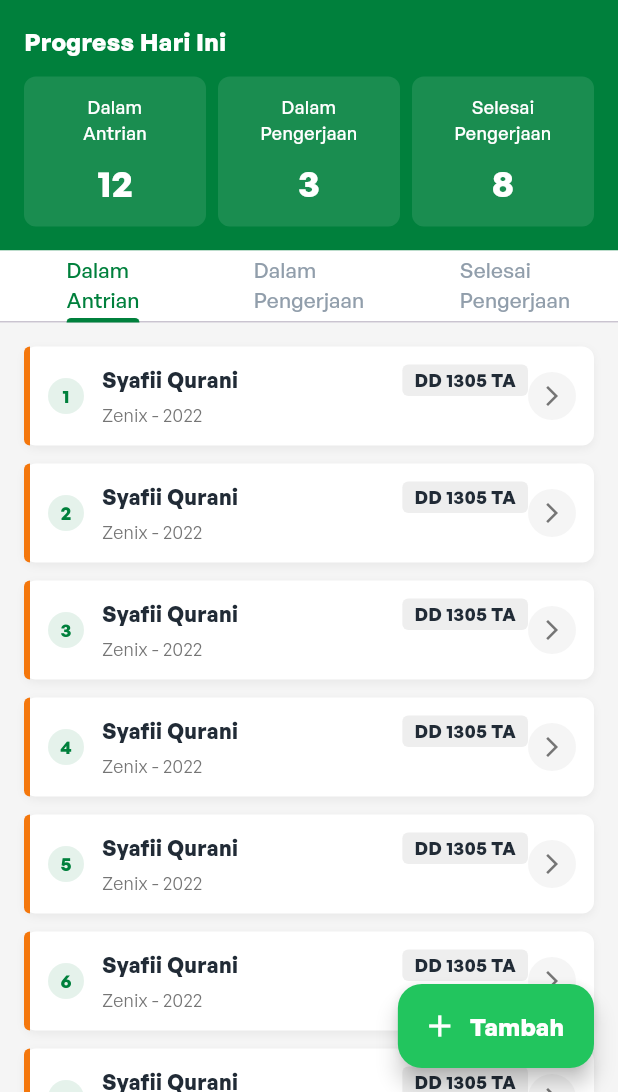
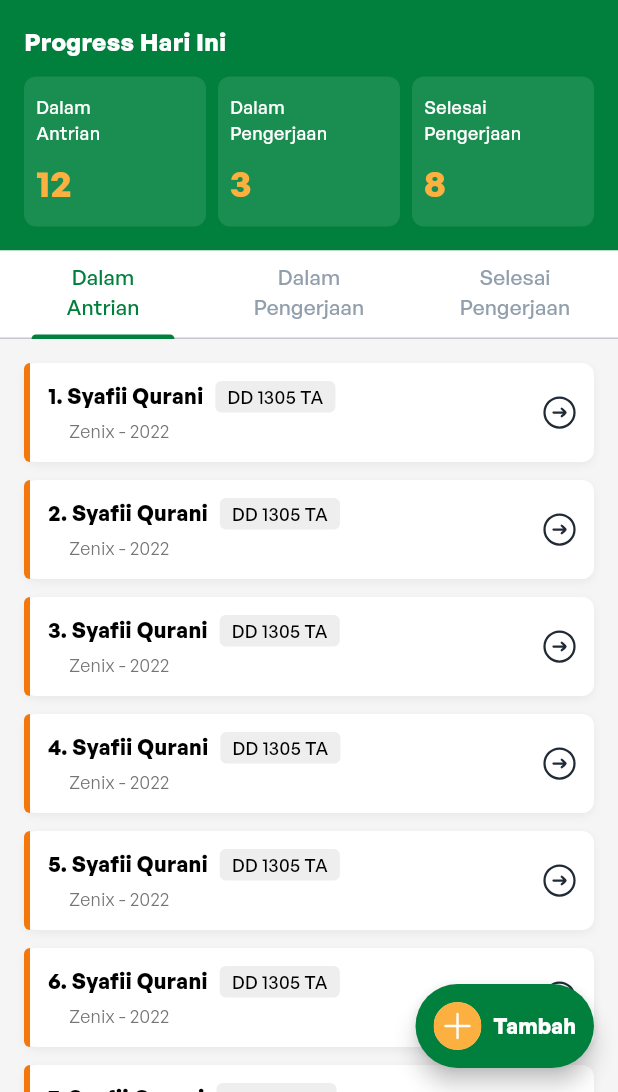
Before and after one commit to Kalla-Urip/kalla_u_pro_bengkel, a Flutter app: the MainScreen screen opened by its route, on a phone screen of 412 x 824 dp, the part 144-1236 px from its top. Run offline on Flutter 3.47's test engine with Material 3 defaults, Android fonts, the phone set to English and light mode, and no system bars; our stand-ins replace flutter_svg, get_it, go_router, shared_preferences; accounts and stored records are empty.

Commit message:
Slicing Login & MainScreen

```diff
--- a/lib/common/app_colors.dart
+++ b/lib/common/app_colors.dart
@@ -10,7 +10,7 @@ class AppColors {
 
   // Background and text colors
   static const Color background = Colors.white;
-  static const Color textPrimary = Color(0xFF212B36);
+  static const Color textPrimary = Color(0xFF000000);
   static const Color textSecondary = Color(0xFF637381);
   static const Color textGrey = Color(0xFF919EAB);
 
--- a/lib/common/app_text_styles.dart
+++ b/lib/common/app_text_styles.dart
@@ -19,6 +19,11 @@ class AppTextStyles {
     fontSize: 18,
     fontWeight: FontWeight.bold,
     color: AppColors.textPrimary,
+  );
+  static const TextStyle subtitle3 = TextStyle(
+    fontSize: 14,
+    fontWeight: FontWeight.w600,
+    color: Colors.white,
   );
 
   static const TextStyle body1 = TextStyle(
--- a/lib/features/home/presentation/pages/main_screen.dart
+++ b/lib/features/home/presentation/pages/main_screen.dart
@@ -5,6 +5,7 @@ import 'package:kalla_u_pro_bengkel/common/app_colors.dart';
 import 'package:kalla_u_pro_bengkel/common/app_routes.dart';
 import 'package:kalla_u_pro_bengkel/features/home/presentation/widgets/car_item_widget.dart';
 import 'package:kalla_u_pro_bengkel/features/home/presentation/widgets/progress_card_widget.dart';
+import 'package:kalla_u_pro_bengkel/util/utils.dart';
 
 
 class MainScreen extends StatefulWidget {
@@ -131,14 +132,16 @@ class _MainScreenState extends State<MainScreen> with SingleTickerProviderStateM
           Container(
             color: Colors.white,
             child: TabBar(
+              indicatorWeight: 3,
+              labelPadding: const EdgeInsets.symmetric(vertical: 8,horizontal: 21),
               controller: _tabController,
               indicatorColor: AppColors.primary,
               labelColor: AppColors.primary,
               unselectedLabelColor: AppColors.textGrey,
               tabs: const [
-                Tab(text: 'Dalam\nAntrian'),
-                Tab(text: 'Dalam\nPengerjaan'),
-                Tab(text: 'Selesai\nPengerjaan'),
+                Center(child: Text('Dalam\nAntrian', textAlign: TextAlign.center)),
+                Center(child: Text('Dalam\nPengerjaan', textAlign: TextAlign.center)),
+                Center(child: Text('Selesai\nPengerjaan', textAlign: TextAlign.center)),
               ],
             ),
           ),
@@ -188,21 +191,15 @@ class _MainScreenState extends State<MainScreen> with SingleTickerProviderStateM
           ),
         ],
       ),
-      floatingActionButton: FloatingActionButton.extended(
-        onPressed: _addNewVehicle,
-        backgroundColor: AppColors.success,
-        icon: const Icon(Icons.add, color: Colors.white),
-        label: const Text(
-          'Tambah',
-          style: TextStyle(color: Colors.white),
-        ),
-      ),
+      floatingActionButton: Utils.buildFloatingActionButton(onPressed: () async{
+
+      })
     );
   }
 
   Widget _buildVehicleListTab(List<Map<String, String>> vehicles) {
     return ListView.builder(
-      padding: const EdgeInsets.all(16),
+      padding: const EdgeInsets.fromLTRB(16, 16, 16, 80),
       itemCount: vehicles.length,
       itemBuilder: (context, index) {
         final vehicle = vehicles[index];
--- a/lib/features/home/presentation/widgets/car_item_widget.dart
+++ b/lib/features/home/presentation/widgets/car_item_widget.dart
@@ -1,4 +1,5 @@
 import 'package:flutter/material.dart';
+import 'package:flutter_svg/flutter_svg.dart';
 import 'package:kalla_u_pro_bengkel/common/app_colors.dart';
 
 class CarItemWidget extends StatelessWidget {
@@ -53,41 +54,37 @@ class CarItemWidget extends StatelessWidget {
                 padding: const EdgeInsets.all(12.0),
                 child: Row(
                   children: [
-                    // Index
-                    Container(
-                      width: 24,
-                      height: 24,
-                      alignment: Alignment.center,
-                      decoration: BoxDecoration(
-                        color: AppColors.primary.withOpacity(0.1),
-                        shape: BoxShape.circle,
-                      ),
-                      child: Text(
-                        index.toString(),
-                        style: TextStyle(
-                          color: AppColors.primary,
-                          fontWeight: FontWeight.bold,
-                          fontSize: 12,
-                        ),
-                      ),
-                    ),
-                    const SizedBox(width: 12),
                     // Car details
                     Expanded(
                       child: Column(
                         crossAxisAlignment: CrossAxisAlignment.start,
                         children: [
+                          // Baris pertama dengan nomor, nama, dan plat
                           Row(
                             children: [
+                              Text(
+                                "${index.toString()}. ",
+                                style: const TextStyle(
+                                  color: AppColors.textPrimary,
+                                  fontWeight: FontWeight.bold,
+                                  fontSize: 14,
+                                ),
+                              ),
                               Expanded(
-                                child: Text(
+                                child: Row(
+                                  mainAxisAlignment: MainAxisAlignment.spaceBetween,
+                                  crossAxisAlignment: CrossAxisAlignment.start,
+                                  children: [
+                                    Row(
+                                      children: [
+                                        Text(
                                           name,
                                           style: const TextStyle(
                                             fontWeight: FontWeight.bold,
                                             fontSize: 14,
                                           ),
                                         ),
-                              ),
+                                        const SizedBox(width: 8),
                                         Container(
                                           padding: const EdgeInsets.symmetric(
                                             horizontal: 8,
@@ -100,14 +97,31 @@ class CarItemWidget extends StatelessWidget {
                                           child: Text(
                                             plate,
                                             style: const TextStyle(
-                                    fontWeight: FontWeight.bold,
+                                              fontWeight: FontWeight.w500,
                                               fontSize: 12,
                                             ),
                                           ),
                                         ),
                                       ],
                                     ),
+                                  ],
+                                ),
+                              ),
+                            ],
+                          ),
                           const SizedBox(height: 4),
+
+                          // Baris kedua dengan type dan year
+                          Row(
+                            children: [
+                              // Spasi untuk menyelaraskan dengan nama (setelah nomor)
+                              const SizedBox(width: 14),
+
+                              // Type dan year dengan width yang sama dengan nama dan plat
+                              Expanded(
+                                child: Row(
+                                  mainAxisAlignment: MainAxisAlignment.spaceBetween,
+                                  children: [
                                     Text(
                                       '$type - $year',
                                       style: TextStyle(
@@ -115,23 +129,22 @@ class CarItemWidget extends StatelessWidget {
                                         fontSize: 12,
                                       ),
                                     ),
+                                    // Di sini kita memberi spacer untuk mendorong teks ke kiri
+                                    // jadi akan sejajar dengan name
+                                    const SizedBox(width: 100),
+                                  ],
+                                ),
+                              ),
+                            ],
+                          ),
                         ],
                       ),
                     ),
                     // Detail icon
                     GestureDetector(
                       onTap: onTap,
-                      child: Container(
-                        padding: const EdgeInsets.all(8),
-                        decoration: BoxDecoration(
-                          color: Colors.grey[100],
-                          shape: BoxShape.circle,
-                        ),
-                        child: Icon(
-                          Icons.arrow_forward_ios,
-                          size: 16,
-                          color: Colors.grey[600],
-                        ),
+                      child: SvgPicture.asset(
+                        "assets/icons/ic_arrow.svg",
                       ),
                     ),
                   ],
--- a/lib/features/home/presentation/widgets/progress_card_widget.dart
+++ b/lib/features/home/presentation/widgets/progress_card_widget.dart
@@ -1,4 +1,5 @@
 import 'package:flutter/material.dart';
+import 'package:kalla_u_pro_bengkel/common/app_colors.dart';
 
 class ProgressCardWidget extends StatelessWidget {
   final String title;
@@ -21,6 +22,7 @@ class ProgressCardWidget extends StatelessWidget {
         borderRadius: BorderRadius.circular(8),
       ),
       child: Column(
+        crossAxisAlignment: CrossAxisAlignment.start,
         mainAxisAlignment: MainAxisAlignment.center,
         children: [
           Text(
@@ -30,13 +32,12 @@ class ProgressCardWidget extends StatelessWidget {
               fontSize: 12,
               fontWeight: FontWeight.w500,
             ),
-            textAlign: TextAlign.center,
           ),
           const SizedBox(height: 8),
           Text(
             value,
             style: const TextStyle(
-              color: Colors.white,
+              color: AppColors.secondary,
               fontSize: 24,
               fontWeight: FontWeight.bold,
             ),
--- /dev/null
+++ b/lib/util/utils.dart
@@ -0,0 +1,31 @@
+import 'package:flutter/material.dart';
+import 'package:flutter_svg/svg.dart';
+import 'package:kalla_u_pro_bengkel/common/app_colors.dart';
+import 'package:kalla_u_pro_bengkel/common/app_text_styles.dart';
+
+class Utils {
+    static FloatingActionButton buildFloatingActionButton({
+    required VoidCallback onPressed,
+  }) {
+    return FloatingActionButton.extended(
+      onPressed: onPressed,
+      icon: SvgPicture.asset(
+        'assets/icons/ic_add.svg',
+        width: 32,
+        height: 32,
+      ),
+      label: const Text(
+        "Tambah",
+          style: AppTextStyles.subtitle3,
+      ),
+      extendedIconLabelSpacing: 8,
+      isExtended: true,
+      materialTapTargetSize: MaterialTapTargetSize.shrinkWrap,
+      backgroundColor: AppColors.primary,
+      extendedPadding: EdgeInsets.symmetric(horizontal: 12,vertical: 1),
+      shape: RoundedRectangleBorder(
+        borderRadius: BorderRadius.circular(100), // Adjust the radius here
+      ),
+    );
+  }
+}
```
Also changed, not shown: assets/icons/ic_add.svg (added), assets/icons/ic_arrow.svg, 9 other files. Lines whose indentation alone changed are shown as unchanged.
